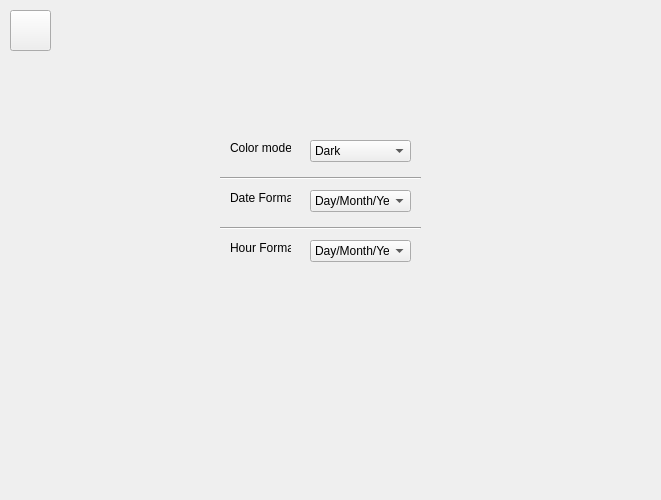
Qt form .ui files/Main_UI_Files/Main_Settings.ui (JarneAe/RetroBoy-GUI) before a commit.
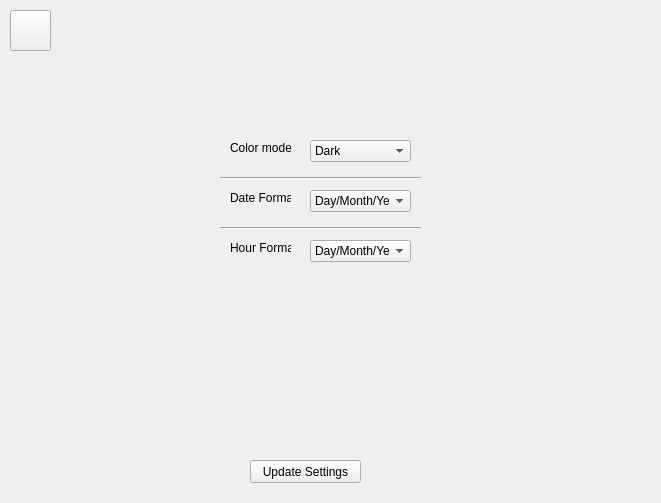
The same form after that commit.

Commit message: settings open from main GUI

The edit to the form file:
```diff
--- a/.ui files/Main_UI_Files/Main_Settings.ui
+++ b/.ui files/Main_UI_Files/Main_Settings.ui
@@ -7,7 +7,7 @@
     <x>0</x>
     <y>0</y>
     <width>661</width>
-    <height>500</height>
+    <height>503</height>
    </rect>
   </property>
   <property name="windowTitle">
@@ -151,6 +151,19 @@
     <enum>Qt::Horizontal</enum>
    </property>
   </widget>
+  <widget class="QPushButton" name="pushButton">
+   <property name="geometry">
+    <rect>
+     <x>250</x>
+     <y>460</y>
+     <width>111</width>
+     <height>23</height>
+    </rect>
+   </property>
+   <property name="text">
+    <string>Update Settings</string>
+   </property>
+  </widget>
  </widget>
  <resources/>
  <connections/>
```
The commit also changes 4 other files.
